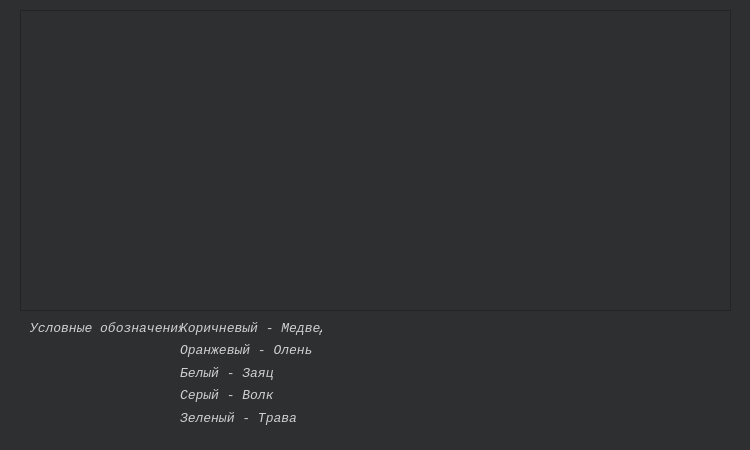
This is mainwindow.ui in tellurixn/Modeling as Qt 5 draws it before an edit. The edited form follows.
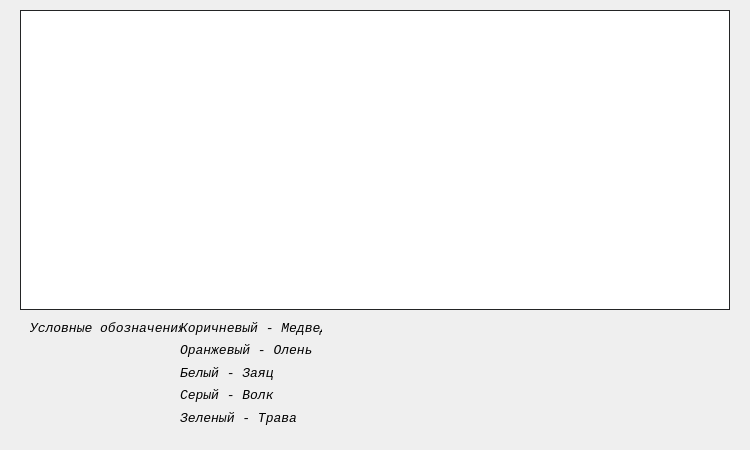
This is the edited form.

Commit message: Changen class Grass

```diff
--- a/mainwindow.ui
+++ b/mainwindow.ui
@@ -10,432 +10,17 @@
     <height>450</height>
    </rect>
   </property>
-  <property name="palette">
-   <palette>
-    <active>
-     <colorrole role="WindowText">
-      <brush brushstyle="SolidPattern">
-       <color alpha="255">
-        <red>255</red>
-        <green>255</green>
-        <blue>255</blue>
-       </color>
-      </brush>
-     </colorrole>
-     <colorrole role="Button">
-      <brush brushstyle="SolidPattern">
-       <color alpha="255">
-        <red>46</red>
-        <green>47</green>
-        <blue>48</blue>
-       </color>
-      </brush>
-     </colorrole>
-     <colorrole role="Light">
-      <brush brushstyle="SolidPattern">
-       <color alpha="255">
-        <red>69</red>
-        <green>70</green>
-        <blue>72</blue>
-       </color>
-      </brush>
-     </colorrole>
-     <colorrole role="Midlight">
-      <brush brushstyle="SolidPattern">
-       <color alpha="255">
-        <red>57</red>
-        <green>58</green>
-        <blue>60</blue>
-       </color>
-      </brush>
-     </colorrole>
-     <colorrole role="Dark">
-      <brush brushstyle="SolidPattern">
-       <color alpha="255">
-        <red>23</red>
-        <green>23</green>
-        <blue>24</blue>
-       </color>
-      </brush>
-     </colorrole>
-     <colorrole role="Mid">
-      <brush brushstyle="SolidPattern">
-       <color alpha="255">
-        <red>31</red>
-        <green>31</green>
-        <blue>32</blue>
-       </color>
-      </brush>
-     </colorrole>
-     <colorrole role="Text">
-      <brush brushstyle="SolidPattern">
-       <color alpha="255">
-        <red>255</red>
-        <green>255</green>
-        <blue>255</blue>
-       </color>
-      </brush>
-     </colorrole>
-     <colorrole role="BrightText">
-      <brush brushstyle="SolidPattern">
-       <color alpha="255">
-        <red>255</red>
-        <green>255</green>
-        <blue>255</blue>
-       </color>
-      </brush>
-     </colorrole>
-     <colorrole role="ButtonText">
-      <brush brushstyle="SolidPattern">
-       <color alpha="255">
-        <red>255</red>
-        <green>255</green>
-        <blue>255</blue>
-       </color>
-      </brush>
-     </colorrole>
-     <colorrole role="Base">
-      <brush brushstyle="SolidPattern">
-       <color alpha="255">
-        <red>0</red>
-        <green>0</green>
-        <blue>0</blue>
-       </color>
-      </brush>
-     </colorrole>
-     <colorrole role="Window">
-      <brush brushstyle="SolidPattern">
-       <color alpha="255">
-        <red>46</red>
-        <green>47</green>
-        <blue>48</blue>
-       </color>
-      </brush>
-     </colorrole>
-     <colorrole role="Shadow">
-      <brush brushstyle="SolidPattern">
-       <color alpha="255">
-        <red>0</red>
-        <green>0</green>
-        <blue>0</blue>
-       </color>
-      </brush>
-     </colorrole>
-     <colorrole role="AlternateBase">
-      <brush brushstyle="SolidPattern">
-       <color alpha="255">
-        <red>23</red>
-        <green>23</green>
-        <blue>24</blue>
-       </color>
-      </brush>
-     </colorrole>
-     <colorrole role="ToolTipBase">
-      <brush brushstyle="SolidPattern">
-       <color alpha="255">
-        <red>255</red>
-        <green>255</green>
-        <blue>220</blue>
-       </color>
-      </brush>
-     </colorrole>
-     <colorrole role="ToolTipText">
-      <brush brushstyle="SolidPattern">
-       <color alpha="255">
-        <red>0</red>
-        <green>0</green>
-        <blue>0</blue>
-       </color>
-      </brush>
-     </colorrole>
-    </active>
-    <inactive>
-     <colorrole role="WindowText">
-      <brush brushstyle="SolidPattern">
-       <color alpha="255">
-        <red>208</red>
-        <green>208</green>
-        <blue>208</blue>
-       </color>
-      </brush>
-     </colorrole>
-     <colorrole role="Button">
-      <brush brushstyle="SolidPattern">
-       <color alpha="255">
-        <red>64</red>
-        <green>65</green>
-        <blue>66</blue>
-       </color>
-      </brush>
-     </colorrole>
-     <colorrole role="Light">
-      <brush brushstyle="SolidPattern">
-       <color alpha="255">
-        <red>255</red>
-        <green>255</green>
-        <blue>255</blue>
-       </color>
-      </brush>
-     </colorrole>
-     <colorrole role="Midlight">
-      <brush brushstyle="SolidPattern">
-       <color alpha="255">
-        <red>227</red>
-        <green>227</green>
-        <blue>227</blue>
-       </color>
-      </brush>
-     </colorrole>
-     <colorrole role="Dark">
-      <brush brushstyle="SolidPattern">
-       <color alpha="255">
-        <red>64</red>
-        <green>65</green>
-        <blue>66</blue>
-       </color>
-      </brush>
-     </colorrole>
-     <colorrole role="Mid">
-      <brush brushstyle="SolidPattern">
-       <color alpha="255">
-        <red>160</red>
-        <green>160</green>
-        <blue>160</blue>
-       </color>
-      </brush>
-     </colorrole>
-     <colorrole role="Text">
-      <brush brushstyle="SolidPattern">
-       <color alpha="255">
-        <red>208</red>
-        <green>208</green>
-        <blue>208</blue>
-       </color>
-      </brush>
-     </colorrole>
-     <colorrole role="BrightText">
-      <brush brushstyle="SolidPattern">
-       <color alpha="255">
-        <red>255</red>
-        <green>51</green>
-        <blue>51</blue>
-       </color>
-      </brush>
-     </colorrole>
-     <colorrole role="ButtonText">
-      <brush brushstyle="SolidPattern">
-       <color alpha="255">
-        <red>208</red>
-        <green>208</green>
-        <blue>208</blue>
-       </color>
-      </brush>
-     </colorrole>
-     <colorrole role="Base">
-      <brush brushstyle="SolidPattern">
-       <color alpha="255">
-        <red>46</red>
-        <green>47</green>
-        <blue>48</blue>
-       </color>
-      </brush>
-     </colorrole>
-     <colorrole role="Window">
-      <brush brushstyle="SolidPattern">
-       <color alpha="255">
-        <red>46</red>
-        <green>47</green>
-        <blue>48</blue>
-       </color>
-      </brush>
-     </colorrole>
-     <colorrole role="Shadow">
-      <brush brushstyle="SolidPattern">
-       <color alpha="255">
-        <red>105</red>
-        <green>105</green>
-        <blue>105</blue>
-       </color>
-      </brush>
-     </colorrole>
-     <colorrole role="AlternateBase">
-      <brush brushstyle="SolidPattern">
-       <color alpha="255">
-        <red>53</red>
-        <green>54</green>
-        <blue>55</blue>
-       </color>
-      </brush>
-     </colorrole>
-     <colorrole role="ToolTipBase">
-      <brush brushstyle="SolidPattern">
-       <color alpha="255">
-        <red>64</red>
-        <green>65</green>
-        <blue>66</blue>
-       </color>
-      </brush>
-     </colorrole>
-     <colorrole role="ToolTipText">
-      <brush brushstyle="SolidPattern">
-       <color alpha="255">
-        <red>208</red>
-        <green>208</green>
-        <blue>208</blue>
-       </color>
-      </brush>
-     </colorrole>
-    </inactive>
-    <disabled>
-     <colorrole role="WindowText">
-      <brush brushstyle="SolidPattern">
-       <color alpha="255">
-        <red>23</red>
-        <green>23</green>
-        <blue>24</blue>
-       </color>
-      </brush>
-     </colorrole>
-     <colorrole role="Button">
-      <brush brushstyle="SolidPattern">
-       <color alpha="255">
-        <red>46</red>
-        <green>47</green>
-        <blue>48</blue>
-       </color>
-      </brush>
-     </colorrole>
-     <colorrole role="Light">
-      <brush brushstyle="SolidPattern">
-       <color alpha="255">
-        <red>69</red>
-        <green>70</green>
-        <blue>72</blue>
-       </color>
-      </brush>
-     </colorrole>
-     <colorrole role="Midlight">
-      <brush brushstyle="SolidPattern">
-       <color alpha="255">
-        <red>57</red>
-        <green>58</green>
-        <blue>60</blue>
-       </color>
-      </brush>
-     </colorrole>
-     <colorrole role="Dark">
-      <brush brushstyle="SolidPattern">
-       <color alpha="255">
-        <red>23</red>
-        <green>23</green>
-        <blue>24</blue>
-       </color>
-      </brush>
-     </colorrole>
-     <colorrole role="Mid">
-      <brush brushstyle="SolidPattern">
-       <color alpha="255">
-        <red>31</red>
-        <green>31</green>
-        <blue>32</blue>
-       </color>
-      </brush>
-     </colorrole>
-     <colorrole role="Text">
-      <brush brushstyle="SolidPattern">
-       <color alpha="255">
-        <red>23</red>
-        <green>23</green>
-        <blue>24</blue>
-       </color>
-      </brush>
-     </colorrole>
-     <colorrole role="BrightText">
-      <brush brushstyle="SolidPattern">
-       <color alpha="255">
-        <red>255</red>
-        <green>255</green>
-        <blue>255</blue>
-       </color>
-      </brush>
-     </colorrole>
-     <colorrole role="ButtonText">
-      <brush brushstyle="SolidPattern">
-       <color alpha="255">
-        <red>23</red>
-        <green>23</green>
-        <blue>24</blue>
-       </color>
-      </brush>
-     </colorrole>
-     <colorrole role="Base">
-      <brush brushstyle="SolidPattern">
-       <color alpha="255">
-        <red>46</red>
-        <green>47</green>
-        <blue>48</blue>
-       </color>
-      </brush>
-     </colorrole>
-     <colorrole role="Window">
-      <brush brushstyle="SolidPattern">
-       <color alpha="255">
-        <red>46</red>
-        <green>47</green>
-        <blue>48</blue>
-       </color>
-      </brush>
-     </colorrole>
-     <colorrole role="Shadow">
-      <brush brushstyle="SolidPattern">
-       <color alpha="255">
-        <red>0</red>
-        <green>0</green>
-        <blue>0</blue>
-       </color>
-      </brush>
-     </colorrole>
-     <colorrole role="AlternateBase">
-      <brush brushstyle="SolidPattern">
-       <color alpha="255">
-        <red>53</red>
-        <green>54</green>
-        <blue>55</blue>
-       </color>
-      </brush>
-     </colorrole>
-     <colorrole role="ToolTipBase">
-      <brush brushstyle="SolidPattern">
-       <color alpha="255">
-        <red>64</red>
-        <green>65</green>
-        <blue>66</blue>
-       </color>
-      </brush>
-     </colorrole>
-     <colorrole role="ToolTipText">
-      <brush brushstyle="SolidPattern">
-       <color alpha="255">
-        <red>208</red>
-        <green>208</green>
-        <blue>208</blue>
-       </color>
-      </brush>
-     </colorrole>
-    </disabled>
-   </palette>
+  <property name="cursor">
+   <cursorShape>ArrowCursor</cursorShape>
   </property>
   <property name="windowTitle">
    <string>ALI</string>
   </property>
+  <property name="styleSheet">
+   <string notr="true">QMainWindow
+{rgb(67, 67, 67)}</string>
+  </property>
   <widget class="QWidget" name="centralwidget">
-   <property name="palette">
-    <palette>
-     <active/>
-     <inactive/>
-     <disabled/>
-    </palette>
-   </property>
    <property name="font">
     <font>
      <family>Consolas</family>
@@ -470,12 +55,54 @@
      <rect>
       <x>20</x>
       <y>10</y>
-      <width>711</width>
-      <height>301</height>
+      <width>710</width>
+      <height>300</height>
      </rect>
     </property>
+    <property name="palette">
+     <palette>
+      <active>
+       <colorrole role="Window">
+        <brush brushstyle="SolidPattern">
+         <color alpha="255">
+          <red>49</red>
+          <green>49</green>
+          <blue>49</blue>
+         </color>
+        </brush>
+       </colorrole>
+      </active>
+      <inactive>
+       <colorrole role="Window">
+        <brush brushstyle="SolidPattern">
+         <color alpha="255">
+          <red>46</red>
+          <green>47</green>
+          <blue>48</blue>
+         </color>
+        </brush>
+       </colorrole>
+      </inactive>
+      <disabled>
+       <colorrole role="Window">
+        <brush brushstyle="SolidPattern">
+         <color alpha="255">
+          <red>49</red>
+          <green>49</green>
+          <blue>49</blue>
+         </color>
+        </brush>
+       </colorrole>
+      </disabled>
+     </palette>
+    </property>
+    <property name="styleSheet">
+     <string notr="true">QGraphicsView{
+rgb(94, 52, 9)
+}</string>
+    </property>
    </widget>
-   <widget class="QWidget" name="">
+   <widget class="QWidget" name="layoutWidget">
     <property name="geometry">
      <rect>
       <x>180</x>
```
Left out of the diff: 10 changed lines with no effect on the pictures. The commit also changes 3 other files.
